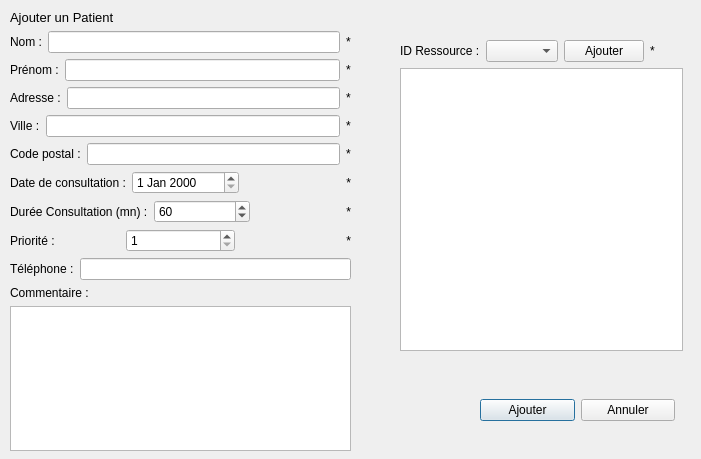
This is view/patientwindow.ui in kilian-paquier/qt-patients as Qt 5 draws it before an edit. The edited form follows.
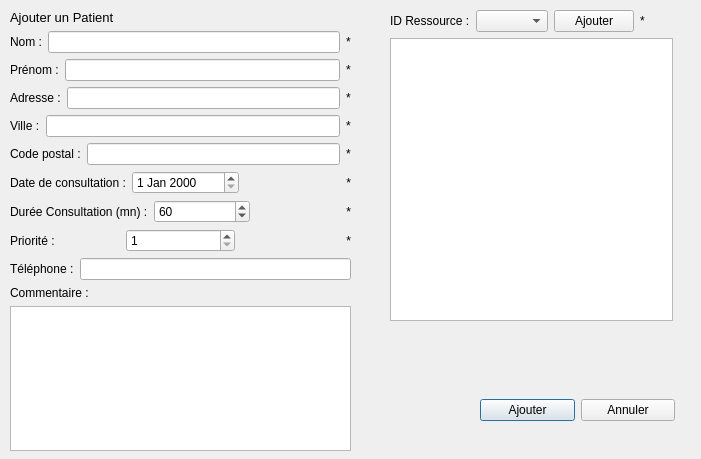
This is the edited form.

```diff
--- a/view/patientwindow.ui
+++ b/view/patientwindow.ui
@@ -312,8 +312,8 @@
   <widget class="QWidget" name="verticalLayoutWidget">
    <property name="geometry">
     <rect>
-     <x>400</x>
-     <y>40</y>
+     <x>390</x>
+     <y>10</y>
      <width>283</width>
      <height>311</height>
     </rect>
```
